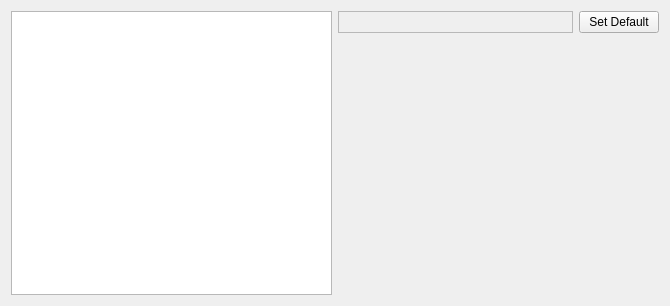
Before: the Qt Designer form src/widgets/ColorSchemePrefWidget.ui in rizinorg/cutter, drawn with Qt 5.
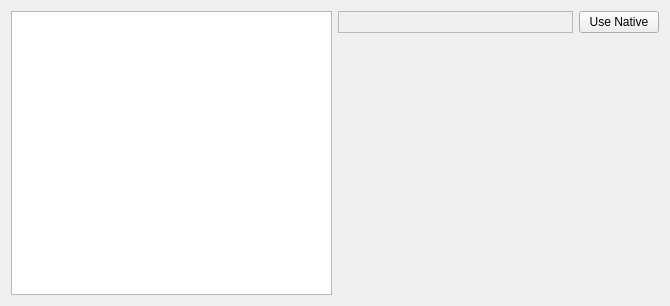
After: the same form once the commit is applied. Custom widgets are drawn as their Qt base class.

Commit message: improve set default button

```diff
--- a/src/widgets/ColorSchemePrefWidget.ui
+++ b/src/widgets/ColorSchemePrefWidget.ui
@@ -48,7 +48,7 @@
             </sizepolicy>
            </property>
            <property name="text">
-            <string>Set Default</string>
+            <string>Use Native</string>
            </property>
           </widget>
          </item>
```
Left out of the diff: 3 changed lines with no effect on the pictures.
